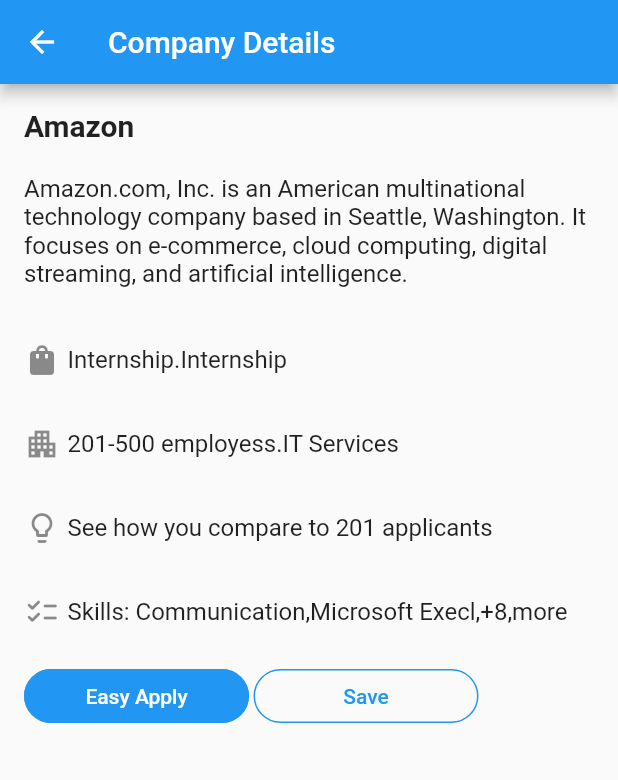
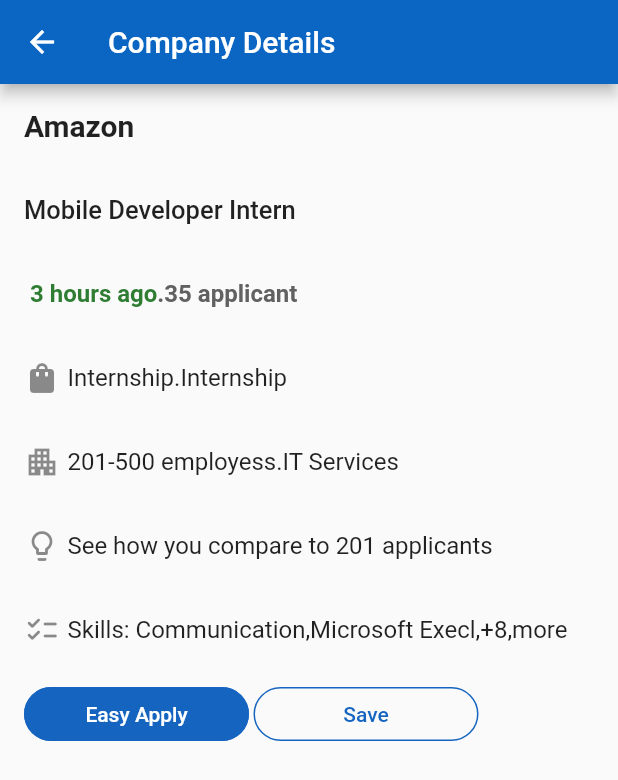
Before and after one commit to Harshitanand11/ForwardX, a Flutter app: the HomeScreen screen opened directly, after a tap on "Job Update", on a phone screen of 412 x 824 dp. Shown: the top 780 px of the screen. Run offline on Flutter 3.47's test engine with Material 2 defaults, Android fonts, the phone set to English and light mode, and no system bars; our stand-ins replace charts_flutter, cloud_firestore, file_picker, firebase_auth, firebase_core, firebase_storage and 7 more; accounts and stored records are empty; network calls fail.

Commit message:
Linkedin page done

```diff
--- a/lib/screen/pages/mobile/mobile_screen.dart
+++ b/lib/screen/pages/mobile/mobile_screen.dart
@@ -179,6 +179,7 @@
     return Scaffold(
       appBar: AppBar(
         title: Text('Company Details'),
+        backgroundColor: Color.fromRGBO(10, 102, 194, 1),
       ),
       body: ListView(
         children: [
@@ -192,9 +193,18 @@
             ),
           ),
           ListTile(
-            title: Text(company.description),
+            title: Text('Mobile Developer Intern',style: TextStyle(fontSize: 17,fontWeight: FontWeight.w500,),),
           ),
-          SizedBox(height: 16),
+          ListTile(
+            title: Row(
+              children: [
+
+                Text(company.description,style: TextStyle(color: Colors.green.shade800,fontWeight: FontWeight.bold)),
+                Text('.35 applicant',style: TextStyle(color: Colors.grey.shade700,fontWeight: FontWeight.bold)),
+              ],
+            ),
+          ),
+          // SizedBox(height: 5),
           ListTile(
 
             title: Row(
@@ -246,10 +256,10 @@
                       shape: MaterialStateProperty.all<RoundedRectangleBorder>(
                         RoundedRectangleBorder(
                           borderRadius: BorderRadius.circular(20.0),
-                          side: BorderSide(color: Colors.blue),
+                          side: BorderSide(color: Colors.blue.shade800),
                         ),
                       ),
-                      backgroundColor: MaterialStateProperty.all<Color>(Colors.blue),
+                      backgroundColor: MaterialStateProperty.all<Color>(Colors.blue.shade800),
                     ),
                   ),
                 ),
@@ -260,12 +270,12 @@
                   width: 150,
                   child: TextButton(
                     onPressed: () {},
-                    child: Text('Save', style: TextStyle(color: Colors.blue)),
+                    child: Text('Save', style: TextStyle(color: Colors.blue.shade800)),
                     style: ButtonStyle(
                       shape: MaterialStateProperty.all<RoundedRectangleBorder>(
                         RoundedRectangleBorder(
                           borderRadius: BorderRadius.circular(20.0),
-                          side: BorderSide(color: Colors.blue),
+                          side: BorderSide(color: Colors.blue.shade800),
                         ),
                       ),
                     ),
@@ -298,23 +308,24 @@
     final companies = [
       Company(
         'Amazon',
-        'Amazon.com, Inc. is an American multinational technology company based in Seattle, Washington. It focuses on e-commerce, cloud computing, digital streaming, and artificial intelligence.',
+        ' 3 hours ago',
         'https://icon2.cleanpng.com/20180320/roq/kisspng-amazon-com-the-exposed-saga-computer-icons-app-sto-amazon-icon-socialmedia-iconset-uiconstock-5ab1b9d01d9a65.8306302815215968801213.jpg',
       ),
       Company(
         'Microsoft',
-        'Microsoft Corporation is an American multinational technology company that develops, manufactures, licenses, supports, and sells computer software, consumer electronics, personal computers, and related services.',
+        '3 hours ago',
         'https://icon2.cleanpng.com/20180516/jsw/kisspng-start-menu-windows-7-button-microsoft-5afc309aab9321.9654894815264769547028.jpg',
       ),
       Company(
         'Google',
-        'Google LLC is an American multinational technology company that specializes in Internet-related services and products, which include online advertising technologies, search engines, cloud computing, software, and hardware.',
+        '3 hours ago',
         'https://banner2.cleanpng.com/20171216/6c0/google-png-5a3554027e9924.3682726615134443545186.jpg',
       ),
       Company(
         'EY',
 
-        'AT EY (formerly Ernst & Young) is a multinational professional services network with headquarters in London, England. It provides assurance, tax, consulting, and advisory services to companies.',
+        '3 hours ago',
+
         'https://icon2.cleanpng.com/20180527/zkh/kisspng-ernst-young-accounting-finance-accountant-compan-5b0a8ebaa27f47.7884564315274185546656.jpg',
       ),
     ];
@@ -394,6 +405,11 @@
                       'Actively recruiting',
                       style: TextStyle(color: Colors.grey.shade700),
                     ),
+                    // SizedBox(width: 3,),
+                    // Icon(Icons.send,color: Colors.grey.shade700,),
+                    // Text('Message the job poster ',style: TextStyle(
+                    //   color: Colors.grey,
+                    // ),),
                   ],
                 ),
 
@@ -401,7 +417,7 @@
                   onPressed: () => navigateToCompanyDetails(context, company),
                   child: Center(child: Text('Apply')),
                   style: ElevatedButton.styleFrom(
-                    primary: Colors.blue,
+                    primary: Colors.blue.shade800,
                     shape: RoundedRectangleBorder(
                       borderRadius: BorderRadius.circular(32.0),
                     ),
```
